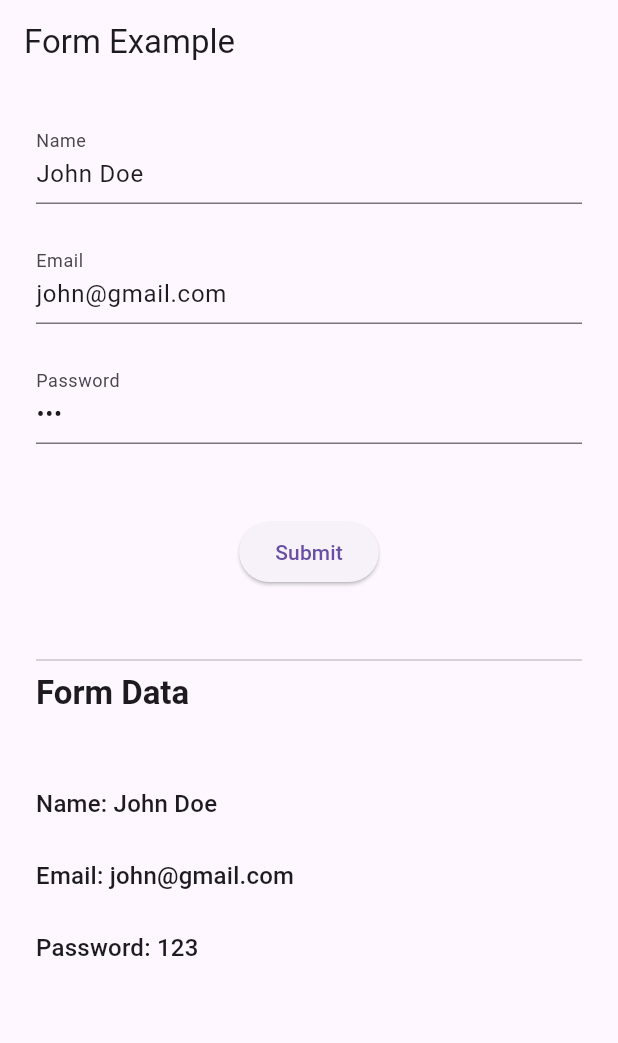
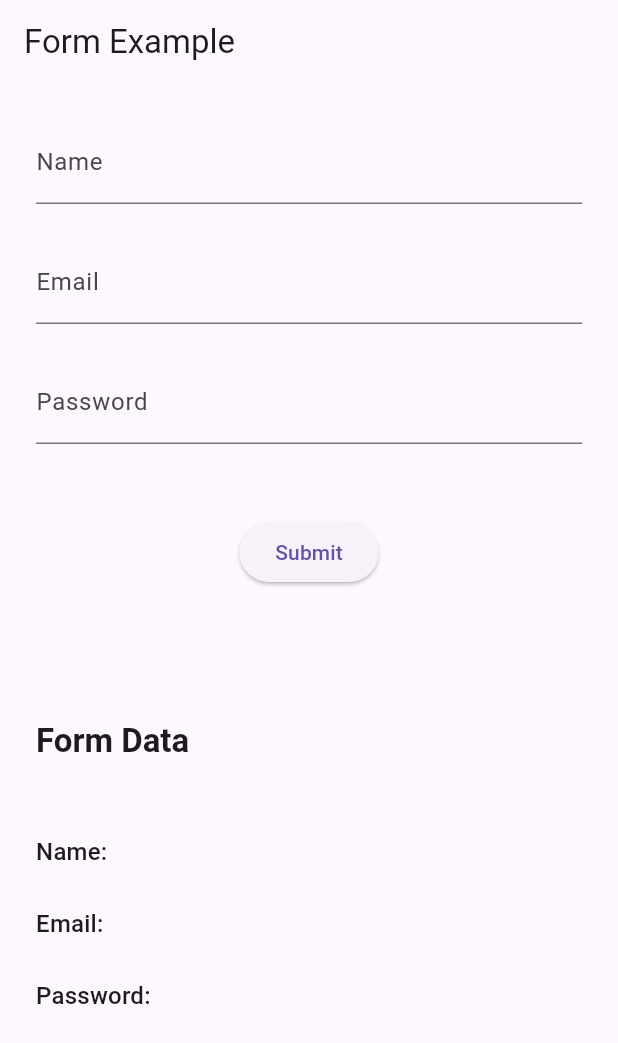
Before and after one commit to enesakbal/fltter_inherited_widgets, a Flutter app: the screen it shows after launch, on a phone screen of 412 x 824 dp. Shown: the top 1043 px of the screen. Run offline on Flutter 3.47's test engine with Material 3 defaults, Android fonts, the phone set to English and light mode, and no system bars; accounts and stored records are empty.

Commit message:
ref: updated form example

```diff
--- a/lib/simple_examples/form_example/app.dart
+++ b/lib/simple_examples/form_example/app.dart
@@ -14,9 +14,7 @@ class FormApp extends StatelessWidget {
   @override
   Widget build(BuildContext context) {
     return const MaterialApp(
-      home: FormProvider(
-        child: FormView(),
-      ),
+      home: FormProvider(child: FormView()),
     );
   }
 }
--- a/lib/simple_examples/form_example/form_provider.dart
+++ b/lib/simple_examples/form_example/form_provider.dart
@@ -1,3 +1,5 @@
+import 'dart:developer';
+
 import 'package:fltter_inherited_widgets/simple_examples/form_example/form_state.dart';
 import 'package:fltter_inherited_widgets/simple_examples/form_example/user_model.dart';
 import 'package:flutter/material.dart';
@@ -12,22 +14,30 @@ class FormProvider extends StatefulWidget {
 }
 
 class _FormProviderState extends State<FormProvider> {
-  late final UserModel userModel;
+  late UserModel userModel;
 
   @override
   void initState() {
-    userModel = UserModel(
-      name: 'John Doe',
-      email: 'john@gmail.com',
-      password: '123',
-    );
+    userModel = UserModel();
     super.initState();
+  }
+
+  void setUser(UserModel newUserModel) {
+    setState(() {
+      userModel = userModel.copyWith(
+        password: newUserModel.password,
+        email: newUserModel.email,
+        name: newUserModel.name,
+      );
+    });
   }
 
   @override
   Widget build(BuildContext context) {
+    log('called FormProvider build');
     return CustomFormState(
       userModel: userModel,
+      setUser: setUser,
       child: widget.child,
     );
   }
--- a/lib/simple_examples/form_example/form_state.dart
+++ b/lib/simple_examples/form_example/form_state.dart
@@ -1,5 +1,3 @@
-import 'dart:developer';
-
 import 'package:fltter_inherited_widgets/simple_examples/form_example/user_model.dart';
 import 'package:flutter/material.dart';
 
@@ -7,21 +5,44 @@ class CustomFormState extends InheritedWidget {
   CustomFormState({
     super.key,
     required super.child,
+    required this.setUser,
     required this.userModel,
-  })  : nameController = TextEditingController(text: '${userModel.name}'),
-        emailController = TextEditingController(text: '${userModel.email}'),
-        passwordController = TextEditingController(text: '${userModel.password}');
+  }) {
+    nameController = TextEditingController(text: userModel.name);
+    emailController = TextEditingController(text: userModel.email);
+    passwordController = TextEditingController(text: userModel.password);
+    formKey = GlobalKey<FormState>();
+  }
 
-  final TextEditingController nameController;
-  final TextEditingController emailController;
-  final TextEditingController passwordController;
+  late final TextEditingController nameController;
+  late final TextEditingController emailController;
+  late final TextEditingController passwordController;
 
-  final GlobalKey<FormState> formKey = GlobalKey<FormState>();
+  late final GlobalKey<FormState> formKey;
 
   final UserModel userModel;
 
+  final ValueSetter<UserModel> setUser;
+
   static CustomFormState of(BuildContext context) {
-    return context.dependOnInheritedWidgetOfExactType<CustomFormState>()!;
+    final result = context.dependOnInheritedWidgetOfExactType<CustomFormState>();
+    assert(result != null, 'No CustomFormState found in context');
+    return result!;
+  }
+
+  void updateUser() {
+    final isValid = formKey.currentState?.validate() ?? false;
+    if (!isValid) {
+      return;
+    }
+
+    setUser(
+      UserModel(
+        name: nameController.text,
+        email: emailController.text,
+        password: passwordController.text,
+      ),
+    );
   }
 
   void dispose() {
@@ -30,21 +51,8 @@ class CustomFormState extends InheritedWidget {
     passwordController.dispose();
   }
 
-  void setUserModel({
-    String? name,
-    String? email,
-    String? password,
-  }) {
-    userModel.copyWith(
-      name: name,
-      email: email,
-      password: password,
-    );
-  }
-
   @override
   bool updateShouldNotify(covariant CustomFormState oldWidget) {
-    log('messageqweqwe');
     return oldWidget.userModel != userModel;
   }
 }
--- a/lib/simple_examples/form_example/form_view.dart
+++ b/lib/simple_examples/form_example/form_view.dart
@@ -8,23 +8,23 @@ class FormView extends StatelessWidget {
 
   @override
   Widget build(BuildContext context) {
-    final state = CustomFormState.of(context);
-    log('message');
+    log('called FormView build');
     return Scaffold(
       appBar: AppBar(title: const Text('Form Example')),
       body: Padding(
         padding: const EdgeInsets.all(24),
         child: Form(
-          key: state.formKey,
+          key: CustomFormState.of(context).formKey,
           child: Column(
             crossAxisAlignment: CrossAxisAlignment.start,
             children: <Widget>[
               Expanded(
+                flex: 4,
                 child: Column(
                   children: [
                     TextFormField(
                       decoration: const InputDecoration(labelText: 'Name'),
-                      controller: state.nameController,
+                      controller: CustomFormState.of(context).nameController,
                       validator: (value) {
                         if (value == null || value.isEmpty) {
                           return 'Please enter your name';
@@ -35,7 +35,7 @@ class FormView extends StatelessWidget {
                     const SizedBox(height: 24),
                     TextFormField(
                       decoration: const InputDecoration(labelText: 'Email'),
-                      controller: state.emailController,
+                      controller: CustomFormState.of(context).emailController,
                       validator: (value) {
                         if (value == null || value.isEmpty) {
                           return 'Please enter your email';
@@ -46,25 +46,22 @@ class FormView extends StatelessWidget {
                     const SizedBox(height: 24),
                     TextFormField(
                       decoration: const InputDecoration(labelText: 'Password'),
-                      controller: state.passwordController,
+                      controller: CustomFormState.of(context).passwordController,
                       obscureText: true,
                     ),
                     const SizedBox(height: 48),
                     ElevatedButton(
                       onPressed: () {
-                        state.setUserModel(
-                          name: state.nameController.text,
-                          email: state.emailController.text,
-                          password: state.passwordController.text,
-                        );
+                        CustomFormState.of(context).updateUser();
                       },
                       child: const Text('Submit'),
                     ),
                   ],
                 ),
               ),
-              const Divider(),
+              const Spacer(),
               Expanded(
+                flex: 4,
                 child: Column(
                   crossAxisAlignment: CrossAxisAlignment.start,
                   children: [
@@ -74,17 +71,17 @@ class FormView extends StatelessWidget {
                     ),
                     const SizedBox(height: 48),
                     Text(
-                      'Name: ${state.userModel.name ?? ''}',
+                      'Name: ${CustomFormState.of(context).userModel.name ?? ''}',
                       style: Theme.of(context).textTheme.titleMedium,
                     ),
                     const SizedBox(height: 24),
                     Text(
-                      'Email: ${state.userModel.email ?? ''}',
+                      'Email: ${CustomFormState.of(context).userModel.email ?? ''}',
                       style: Theme.of(context).textTheme.titleMedium,
                     ),
                     const SizedBox(height: 24),
                     Text(
-                      'Password: ${state.userModel.password ?? ''}',
+                      'Password: ${CustomFormState.of(context).userModel.password ?? ''}',
                       style: Theme.of(context).textTheme.titleMedium,
                     ),
                   ],
```
